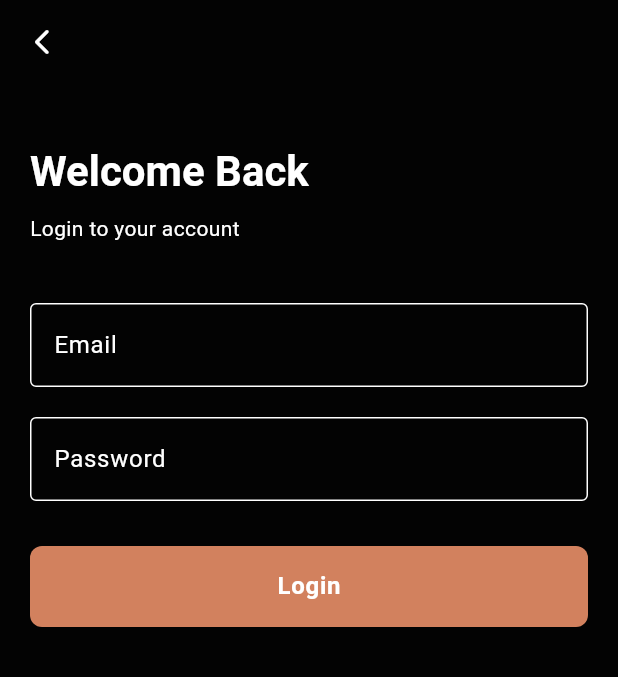
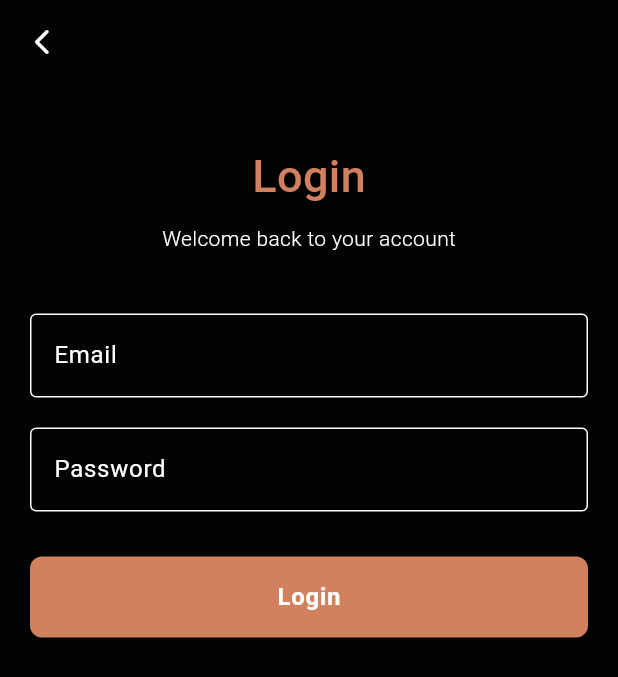
Before and after one commit to Sidharth-R-07/dibasys-task, a Flutter app: the screen it shows after launch, on a phone screen of 412 x 824 dp. Shown: the top 677 px of the screen. Run offline on Flutter 3.47's test engine with Material 3 defaults, Android fonts, the light colour scheme and no system bars.

Commit message:
added login screen

```diff
--- a/lib/features/login/presentation/screens/login_screen.dart
+++ b/lib/features/login/presentation/screens/login_screen.dart
@@ -19,19 +19,22 @@ class LoginScreen extends StatelessWidget {
 
         children: [
           const SizedBox(height: 40),
-          Text(
-            'Welcome Back',
-            style: Theme.of(context).textTheme.headlineMedium?.copyWith(
-              color: context.appColors.text,
-              fontWeight: FontWeight.bold,
+          Center(
+            child: Text(
+              'Login',
+              style: TextStyle(
+                fontSize: 30,
+                fontWeight: FontWeight.w500,
+                color: context.appColors.primary,
+              ),
             ),
           ),
           const SizedBox(height: 10),
-          Text(
-            'Login to your account',
-            style: Theme.of(
-              context,
-            ).textTheme.bodyMedium?.copyWith(color: context.appColors.text),
+          Center(
+            child: Text(
+              'Welcome back to your account',
+              style: TextStyle(fontWeight: FontWeight.w300),
+            ),
           ),
           const SizedBox(height: 40),
           TextField(
```
